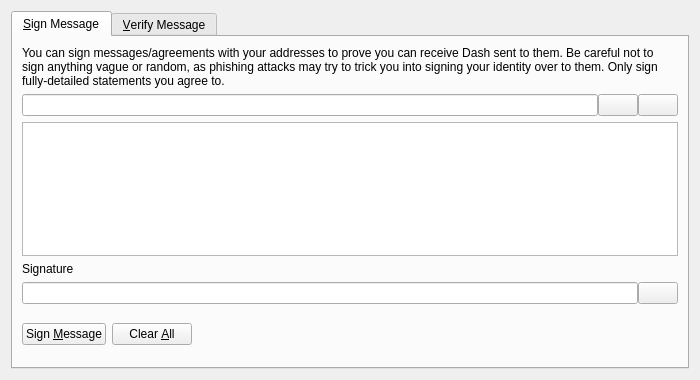
dimon-280894/simple-coin, file src/qt/forms/signverifymessagedialog.ui: the form before one commit.
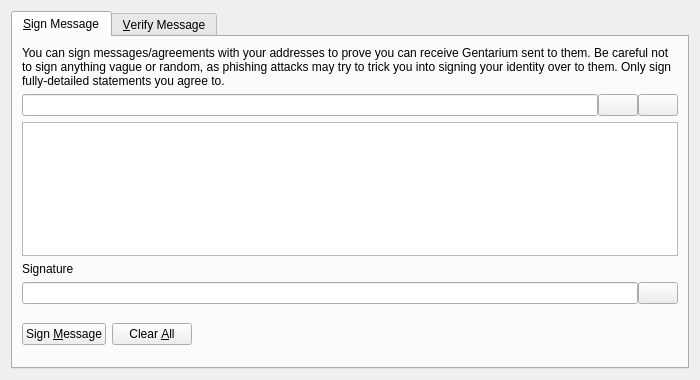
The form after the commit. Custom widgets are drawn as their Qt base class.

The edit to the form file:
```diff
--- a/src/qt/forms/signverifymessagedialog.ui
+++ b/src/qt/forms/signverifymessagedialog.ui
@@ -30,7 +30,7 @@
        <item>
         <widget class="QLabel" name="infoLabel_SM">
          <property name="text">
-          <string>You can sign messages/agreements with your addresses to prove you can receive Dash sent to them. Be careful not to sign anything vague or random, as phishing attacks may try to trick you into signing your identity over to them. Only sign fully-detailed statements you agree to.</string>
+          <string>You can sign messages/agreements with your addresses to prove you can receive Gentarium sent to them. Be careful not to sign anything vague or random, as phishing attacks may try to trick you into signing your identity over to them. Only sign fully-detailed statements you agree to.</string>
          </property>
          <property name="textFormat">
           <enum>Qt::PlainText</enum>
```
Left out of the diff: 8 changed lines with no effect on the pictures.
